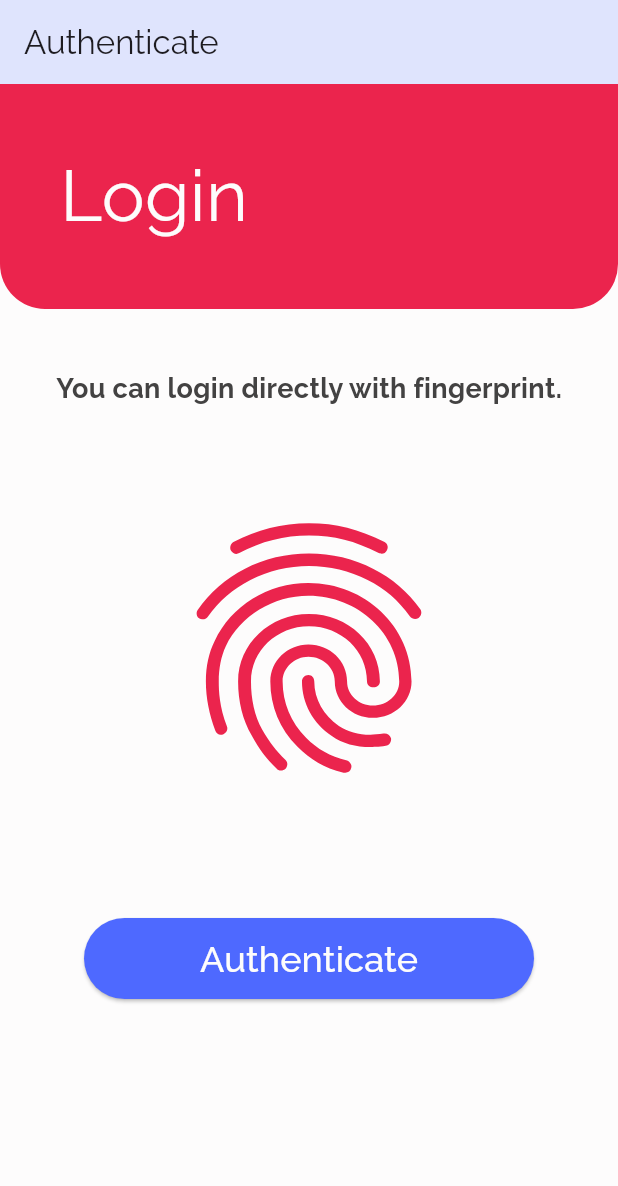
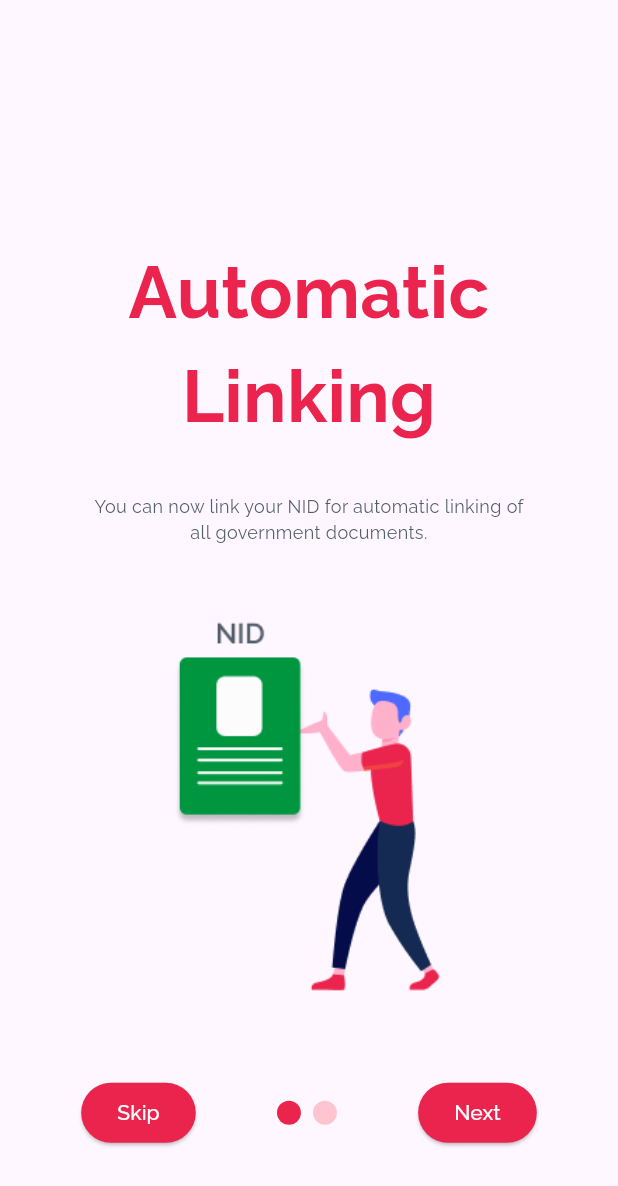
Before and after one commit to lorem-ipsum-group/nagarik, a Flutter app: the screen it shows after launch, on a phone screen of 412 x 824 dp. Shown: the top 1186 px of the screen. Run offline on Flutter 3.47's test engine with Material 3 defaults, Android fonts, the phone set to English and light mode, and no system bars; drawn by our look-alikes of smooth_page_indicator; our stand-ins replace carousel_slider, chat_bubbles, google_fonts, local_auth.

Commit message:
added onboarding screens, authentication page ui updated

```diff
--- /dev/null
+++ b/lib/intro_screens/1_nid_page.dart
@@ -0,0 +1,46 @@
+import 'package:flutter/material.dart';
+import 'package:nagarik/my_colors.dart';
+
+class NIDPage extends StatelessWidget {
+  const NIDPage({super.key});
+
+  @override
+  Widget build(BuildContext context) {
+    return Scaffold(
+      body: Column(
+        crossAxisAlignment: CrossAxisAlignment.center,
+        mainAxisAlignment: MainAxisAlignment.center,
+        children: [
+          const Text(
+            'Automatic Linking',
+            style: TextStyle(
+              color: red, // Assuming red is defined in my_colors.dart
+              fontSize: 48,
+              fontWeight: FontWeight.bold,
+            ),
+            textAlign: TextAlign.center,
+          ),
+          const SizedBox(height: 30,),
+            const SizedBox(
+              width:300,
+              child: Text(
+              'You can now link your NID for automatic linking of all government documents.',
+              style: TextStyle(
+                color: darkGrey, // Assuming red is defined in my_colors.dart
+                fontSize: 12,
+              ),
+              textAlign: TextAlign.center,
+                          ),
+            ),
+          const SizedBox(height: 50),
+          Image.asset(
+            'assets/onboarding-1.png', // Replace with your image path
+            height: 250,
+            width: 250,
+            fit: BoxFit.contain,
+          ),
+        ],
+      ),
+    );
+  }
+}
--- a/lib/main.dart
+++ b/lib/main.dart
@@ -4,6 +4,7 @@ import 'package:nagarik/local_auth_interface.dart';
 import 'package:nagarik/home.dart';
 import 'package:nagarik/documents.dart';
 import 'package:nagarik/notifications.dart';
+import 'package:nagarik/onboarding_screen.dart';
 import 'package:nagarik/profile.dart';
 import 'package:nagarik/my_colors.dart';
 
@@ -38,7 +39,7 @@ class MyApp extends StatelessWidget {
             textTheme:
                 GoogleFonts.ralewayTextTheme(Theme.of(context).textTheme)),
         debugShowCheckedModeBanner: false,
-        home: const AuthenticationPage());
+        home: const OnboardingScreen());
   }
 }
 
@@ -92,35 +93,20 @@ class AuthenticationPage extends StatelessWidget {
   @override
   Widget build(BuildContext context) {
     return Scaffold(
-        appBar: AppBar(
-          backgroundColor: lightBlue,
-          title: const Text("Authenticate"),
-        ),
         backgroundColor: white,
         body: Center(
           child: Column(children: [
-            Container(
-              height: 150,
-              width: 450,
-              decoration: const BoxDecoration(
+            const SizedBox(height: 100),
+            const Text('Set FingerPrint',
+                style: TextStyle(
                   color: red,
-                  shape: BoxShape.rectangle,
-                  borderRadius: BorderRadius.only(
-                      bottomLeft: Radius.circular(30),
-                      bottomRight: Radius.circular(30))),
-              child: const Padding(
-                padding: EdgeInsets.all(40.0),
-                child: Text(
-                  'Login',
-                  textAlign: TextAlign.left,
-                  style: TextStyle(color: white, fontSize: 48),
-                ),
-              ),
-            ),
-            const SizedBox(height: 40),
+                  fontSize: 32,
+                  fontWeight: FontWeight.bold,
+                )),
+            SizedBox(height:40),
             const Text('You can login directly with fingerprint.',
                 style: TextStyle(
-                  color: Color.fromARGB(255, 67, 66, 66),
+                  color: darkGrey,
                   fontSize: 18,
                   fontWeight: FontWeight.bold,
                 )),
@@ -172,6 +158,33 @@ class AuthenticationPage extends StatelessWidget {
                   style: TextStyle(color: white, fontSize: 24),
                 ),
               ),
+            ),
+            SizedBox(height: 20),
+            Center(
+              child: Text(
+                'OR',
+                style: TextStyle(color: darkGrey),
+              ),
+            ),
+            SizedBox(height: 20),
+            ElevatedButton(
+              onPressed: () {
+                Navigator.of(context).pop();
+                Navigator.of(context)
+                    .push(MaterialPageRoute(builder: (_) => const Root()));
+              },
+              child: const Center(
+                child: Text(
+                  "Skip",
+                  style: TextStyle(color: white, fontSize: 24),
+                ),
+              ),
+              style: ElevatedButton.styleFrom(
+                  backgroundColor: red,
+                  padding:
+                      const EdgeInsets.symmetric(horizontal: 20, vertical: 10),
+                  fixedSize: const Size.fromWidth(300),
+                  shadowColor: Colors.black),
             )
           ]),
         ));
--- /dev/null
+++ b/lib/onboarding_screen.dart
@@ -0,0 +1,113 @@
+// ignore_for_file: prefer_final_fields
+
+import 'package:flutter/material.dart';
+import 'package:nagarik/intro_screens/1_nid_page.dart';
+import 'package:nagarik/intro_screens/2_gov_documents.dart';
+import 'package:nagarik/main.dart';
+import 'package:nagarik/my_colors.dart';
+import 'package:smooth_page_indicator/smooth_page_indicator.dart';
+
+class OnboardingScreen extends StatefulWidget {
+  const OnboardingScreen({super.key});
+
+  @override
+  State<OnboardingScreen> createState() => _OnboardingScreenState();
+}
+
+class _OnboardingScreenState extends State<OnboardingScreen> {
+  PageController _controller = PageController();
+
+  // keep track of the last page
+  bool onLastPage = false;
+
+  @override
+  Widget build(BuildContext context) {
+    return Scaffold(
+      body: Stack(
+        children: [
+          // page view
+          PageView(
+            controller: _controller,
+            onPageChanged: (index) {
+              setState(() {
+                onLastPage = (index == 1);
+              });
+            },
+            children: const [
+              NIDPage(),
+              GovDocuments(),
+            ],
+          ),
+          // dot indicators
+          Container(
+            alignment: const Alignment(0, 0.85),
+            child: Row(
+              mainAxisAlignment: MainAxisAlignment.spaceEvenly,
+              children: [
+                ElevatedButton(
+                  onPressed: () {
+                    Navigator.push(
+                      context,
+                      MaterialPageRoute(builder: (context) {
+                        return const AuthenticationPage();
+                      }),
+                    );
+                  },
+                  style: ElevatedButton.styleFrom(
+                    backgroundColor: red, // button fill color
+                  ),
+                  child: const Text(
+                    'Skip',
+                    style: TextStyle(color: white), // text color
+                  ),
+                ),
+                SmoothPageIndicator(
+                  controller: _controller,
+                  count: 2,
+                  effect: const JumpingDotEffect(
+                    activeDotColor: red,
+                    dotColor: fadedRed
+                  )
+
+                ),
+                onLastPage
+                    ? ElevatedButton(
+                        onPressed: () {
+                          Navigator.push(
+                            context,
+                            MaterialPageRoute(builder: (context) {
+                              return const AuthenticationPage();
+                            }),
+                          );
+                        },
+                        style: ElevatedButton.styleFrom(
+                          backgroundColor: red, // button fill color
+                        ),
+                        child: const Text(
+                          'Done',
+                          style: TextStyle(color: white), // text color
+                        ),
+                      )
+                    : ElevatedButton(
+                        onPressed: () {
+                          _controller.nextPage(
+                            duration: const Duration(milliseconds: 500),
+                            curve: Curves.easeIn,
+                          );
+                        },
+                        style: ElevatedButton.styleFrom(
+                          backgroundColor: red, // button fill color
+                        ),
+                        child: const Text(
+                          'Next',
+                          style: TextStyle(color: white), // text color
+                        ),
+                      ),
+              ],
+            ),
+          ),
+        ],
+      ),
+    );
+  }
+}
--- a/pubspec.yaml
+++ b/pubspec.yaml
@@ -65,7 +65,8 @@ flutter:
   assets:
     - assets/emblem.png
     - assets/logo.png
-    - assets/NID_page.png
+    - assets/onboarding-1.png
+    - assets/onboarding-2.png
 
   # The following line ensures that the Material Icons font is
   # included with your application, so that you can use the icons in
```
Also changed, not shown: lib/intro_screens/2_gov_documents.dart (added, +46 -0 lines), assets/onboarding-1.png (added), assets/onboarding-2.png (added), pubspec.lock.
